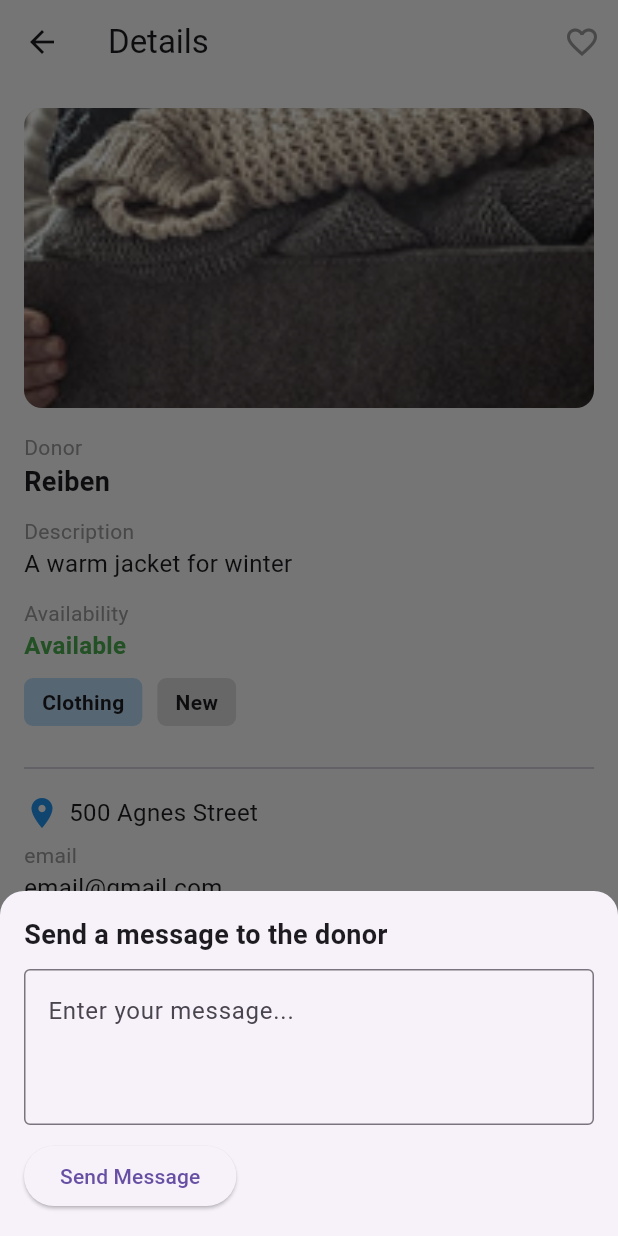
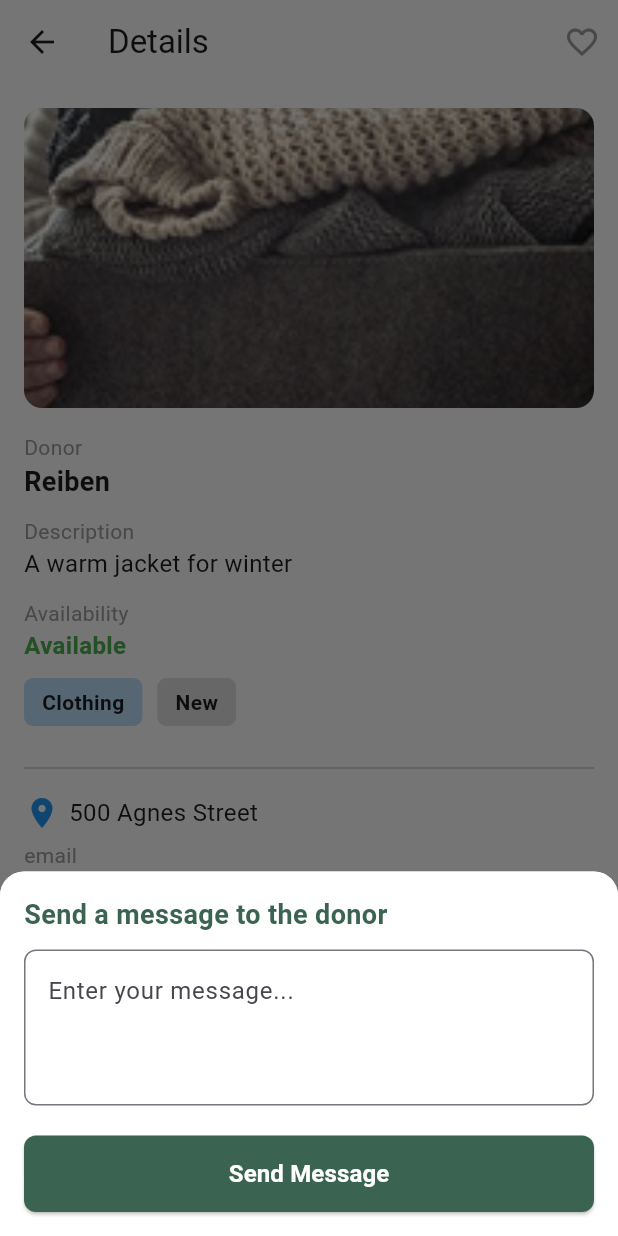
Before and after one commit to Aaronarphaxad/GiveNGet, a Flutter app: the DonationDetailScreen screen opened directly with sample values from the repository, after a tap on the "add" icon, on a phone screen of 412 x 824 dp. Run offline on Flutter 3.47's test engine with Material 3 defaults, Android fonts, the light colour scheme and no system bars; our stand-ins replace shared_preferences, smooth_page_indicator; accounts and stored records are empty.

Commit message:
update request feature

```diff
--- a/lib/screens/donation_detail_screen.dart
+++ b/lib/screens/donation_detail_screen.dart
@@ -46,7 +46,7 @@ class _DonationDetailScreenState extends State<DonationDetailScreen> {
             ClipRRect(
               borderRadius: BorderRadius.circular(12),
               child: widget.item.imageUrl.isNotEmpty
-                  ?  Image.asset(
+                  ? Image.asset(
                       widget.item.imageUrl,
                       width: double.infinity,
                       height: 200,
@@ -80,13 +80,12 @@ class _DonationDetailScreenState extends State<DonationDetailScreen> {
             // Availability
             const Text("Availability",
                 style: TextStyle(fontSize: 14, color: Colors.grey)),
-            Text(widget.item.availability ?"Available" :"Unavailable",
+            Text(widget.item.availability ? "Available" : "Unavailable",
                 style: TextStyle(
                     fontSize: 16,
                     fontWeight: FontWeight.bold,
-                    color: widget.item.availability
-                        ? Colors.green
-                        : Colors.red)),
+                    color:
+                        widget.item.availability ? Colors.green : Colors.red)),
             const SizedBox(height: 10),
 
             // Category & Condition (Side by Side)
@@ -157,6 +156,10 @@ class _DonationDetailScreenState extends State<DonationDetailScreen> {
           ),
           builder: (context) => InterestFormModal(item: widget.item),
         ),
+        backgroundColor:
+            const Color(0xFF3A6351), // Updated to match green color scheme
+        foregroundColor: Colors.white, // Ensures the icon contrasts well
+        elevation: 4, // Adds a subtle shadow for a modern look
         child: const Icon(Icons.add),
       ),
     );
--- a/lib/screens/interest_form_modal.dart
+++ b/lib/screens/interest_form_modal.dart
@@ -1,6 +1,5 @@
 import 'package:flutter/material.dart';
 import 'package:givenget/models/donation_item.dart';
-
 
 class InterestFormModal extends StatefulWidget {
   final DonationItem item;
@@ -22,30 +21,64 @@ class _InterestFormModalState extends State<InterestFormModal> {
       ),
       child: Container(
         padding: const EdgeInsets.all(16),
+        decoration: BoxDecoration(
+          color: Colors.white,
+          borderRadius: const BorderRadius.vertical(top: Radius.circular(16)),
+        ),
         child: Column(
           mainAxisSize: MainAxisSize.min,
           crossAxisAlignment: CrossAxisAlignment.start,
           children: [
-            const Text(
+            // Title
+            Text(
               "Send a message to the donor",
-              style: TextStyle(fontSize: 18, fontWeight: FontWeight.bold),
+              style: TextStyle(
+                fontSize: 18,
+                fontWeight: FontWeight.bold,
+                color: const Color(0xFF3A6351), // Green color for theme consistency
+              ),
             ),
             const SizedBox(height: 10),
+
+            // Message Input Field
             TextField(
               controller: _messageController,
               maxLines: 3,
-              decoration: const InputDecoration(
+              decoration: InputDecoration(
                 hintText: "Enter your message...",
-                border: OutlineInputBorder(),
+                border: OutlineInputBorder(
+                  borderRadius: BorderRadius.circular(8),
+                  borderSide: const BorderSide(color: Colors.grey),
+                ),
+                focusedBorder: OutlineInputBorder(
+                  borderRadius: BorderRadius.circular(8),
+                  borderSide: const BorderSide(color: Color(0xFF3A6351), width: 2),
+                ),
               ),
             ),
-            const SizedBox(height: 10),
-            ElevatedButton(
-              onPressed: () {
-                // Handle sending message logic here
-                Navigator.pop(context); // Close modal after sending
-              },
-              child: const Text("Send Message"),
+            const SizedBox(height: 20),
+
+            // Send Message Button
+            SizedBox(
+              width: double.infinity,
+              child: ElevatedButton(
+                onPressed: () {
+                  // Handle sending message logic here
+                  Navigator.pop(context); // Close modal after sending
+                },
+                style: ElevatedButton.styleFrom(
+                  backgroundColor: const Color(0xFF3A6351), // Theme color
+                  foregroundColor: Colors.white, // White text
+                  padding: const EdgeInsets.symmetric(vertical: 14),
+                  shape: RoundedRectangleBorder(
+                    borderRadius: BorderRadius.circular(8),
+                  ),
+                ),
+                child: const Text(
+                  "Send Message",
+                  style: TextStyle(fontSize: 16, fontWeight: FontWeight.bold),
+                ),
+              ),
             ),
           ],
         ),
```
Also changed, not shown: 1 other file.
